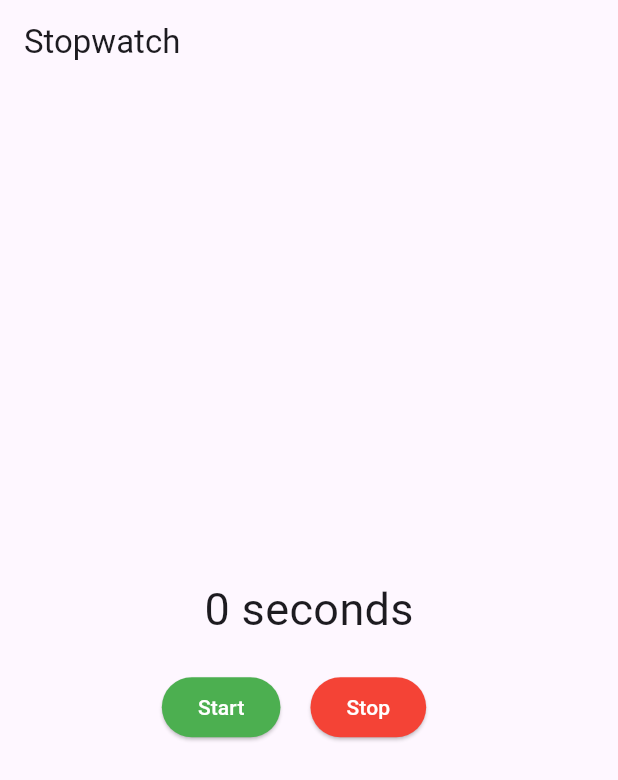
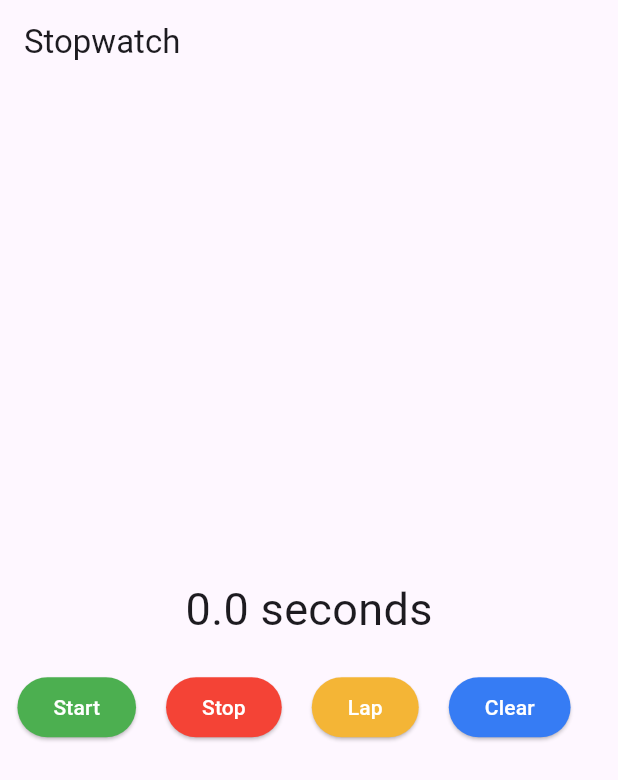
Before and after one commit to tisha-m/Flutter, a Flutter app: the screen it shows after launch, on a phone screen of 412 x 824 dp. Shown: the top 780 px of the screen. Run offline on Flutter 3.47's test engine with Material 3 defaults, Android fonts, the phone set to English and light mode, and no system bars.

Commit message:
Implemented Lap And Clear (Debug Console)

```diff
--- a/demo/lib/Stopwatch/stopwatch.dart
+++ b/demo/lib/Stopwatch/stopwatch.dart
@@ -3,49 +3,102 @@
 
 class StopWatchExample extends StatefulWidget {
   const StopWatchExample({super.key});
-
   @override
   State<StopWatchExample> createState() => _StopWatchExampleState();
 }
 
 class _StopWatchExampleState extends State<StopWatchExample> {
-  int seconds = 0;
+  //int seconds = 0
+  int milliseconds = 0;
+  final laps = <int>[];
   late Timer timer;
   bool isRunning = false;
+
+  void _lap() {
+    setState(() {
+      laps.add(milliseconds);
+      milliseconds = 0;
+    });
+    print(laps);
+  }
+
+    void _clear() {
+    setState(() {
+      laps.clear();
+      milliseconds = 0;
+    });
+  }
+
+  Widget buildCounter(BuildContext context) {
+    return Container(
+      color: Theme.of(context).primaryColor,
+      child: Column(
+        mainAxisAlignment: MainAxisAlignment.center,
+        children: [
+          Text(
+            'Lap ${laps.length + 1}',
+            style: Theme.of(context).textTheme.headlineSmall!.copyWith(color: Colors.white),
+        ),
+        Text(
+          _millisToSecond(milliseconds),
+          style: Theme.of(context).textTheme.bodyMedium!.copyWith(color: Colors.white),
+        )
+      ],
+    ));
+  }
 
   @override
   void initState() {
     super.initState();
-    timer = Timer.periodic(const Duration(seconds: 1), _onTick);
     }
 
   @override
   void dispose() {
-    timer.cancel();
     super.dispose();
   }
 
     void _onTick(Timer timer) {
         setState(() {
           if(isRunning){
-            seconds++;
+            //seconds++;
+            milliseconds += 100;
           }
       });
   }
 
   void _startTimer() {
+    timer = Timer.periodic(const Duration(milliseconds: 100), _onTick);
     setState(() {
+      //seconds = 0;
+      milliseconds = 0;
       isRunning = true;
     });
   }
 
   void _stopTimer() {
+    timer.cancel();
     setState(() {
       isRunning = false;
     });
   }
 
-  String _secondToText() => seconds == 1 ? '1 second' : '$seconds seconds';
+  // void _pauseTimer(){
+  //   setState(() {
+  //     isRunning = false;
+  //   });
+  // }
+
+  // void _resumeTimer() {
+  //   setState(() {
+  //     isRunning = true;
+  //   });
+  // }
+
+  // String _secondsToText() => seconds == 1 ? 'second' : 'seconds';
+  String _millisToSecond(millis) {
+    final seconds = (millis / 1000);
+    return '$seconds seconds';
+  }
 
   @override
   Widget build(BuildContext context) {
@@ -58,7 +111,7 @@
         children: [
           Center(
             child: Text(
-              _secondToText(),
+              _millisToSecond(milliseconds),
               style: const TextStyle(fontSize: 30),
             ),
           ),
@@ -75,6 +128,26 @@
               ),
               const SizedBox(width: 20),
 
+              // ElevatedButton(
+              //   onPressed: isRunning ? _pauseTimer : null,
+              //   style: ButtonStyle(
+              //     backgroundColor: WidgetStateProperty.all<Color>(const Color.fromARGB(255, 54, 98, 244)),
+              //     foregroundColor: WidgetStateProperty.all<Color>(Colors.white),
+              //   ),
+              //   child: const Text('Pause'),
+              // ),
+              // const SizedBox(width: 20),
+
+              // ElevatedButton(
+              //   onPressed: isRunning ? null : _resumeTimer,
+              //   style: ButtonStyle(
+              //     backgroundColor: WidgetStateProperty.all<Color>(const Color.fromARGB(255, 244, 152, 54)),
+              //     foregroundColor: WidgetStateProperty.all<Color>(Colors.white),
+              //   ),
+              //   child: const Text('Resume'),
+              // ),
+              // const SizedBox(width: 20),
+
               ElevatedButton(
                 onPressed: _stopTimer,
                 style: ButtonStyle(
@@ -84,6 +157,26 @@
                 child: const Text('Stop'),
               ),
               const SizedBox(width: 20),
+
+              ElevatedButton(
+                onPressed: _lap,
+                style: ButtonStyle(
+                  backgroundColor: WidgetStateProperty.all<Color>(const Color.fromARGB(255, 244, 181, 54)),
+                  foregroundColor: WidgetStateProperty.all<Color>(Colors.white),
+                ),
+                child: const Text('Lap'),
+              ),
+              const SizedBox(width: 20),
+
+              ElevatedButton(
+                onPressed: _clear,
+                style: ButtonStyle(
+                  backgroundColor: WidgetStateProperty.all<Color>(const Color.fromARGB(255, 54, 124, 244)),
+                  foregroundColor: WidgetStateProperty.all<Color>(Colors.white),
+                ),
+                child: const Text('Clear'),
+              ),
+              const SizedBox(width: 20),
             ],
           ),
         ],)
```
